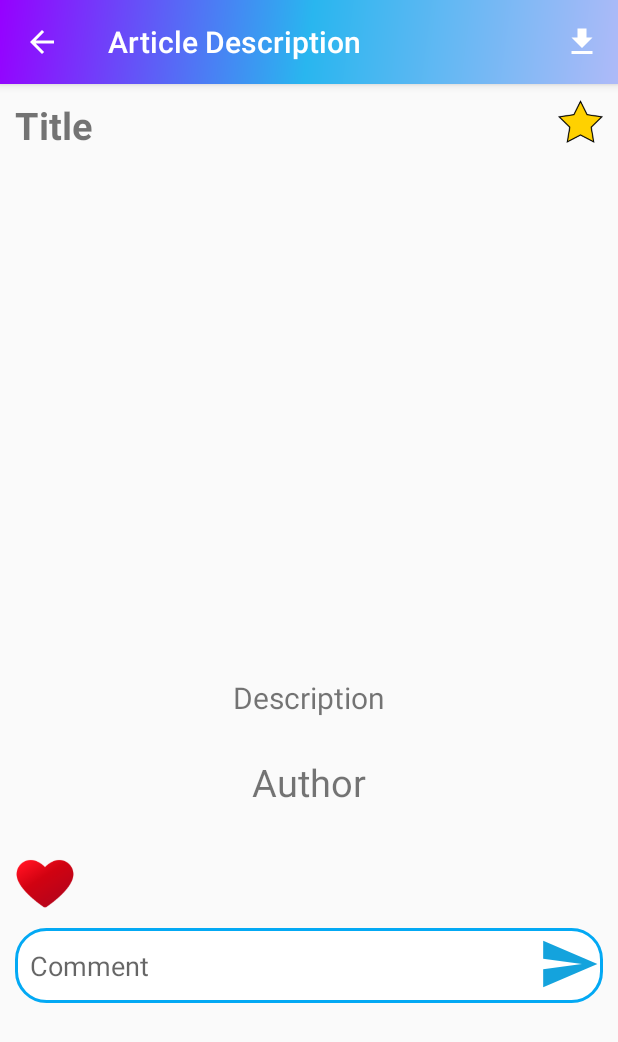
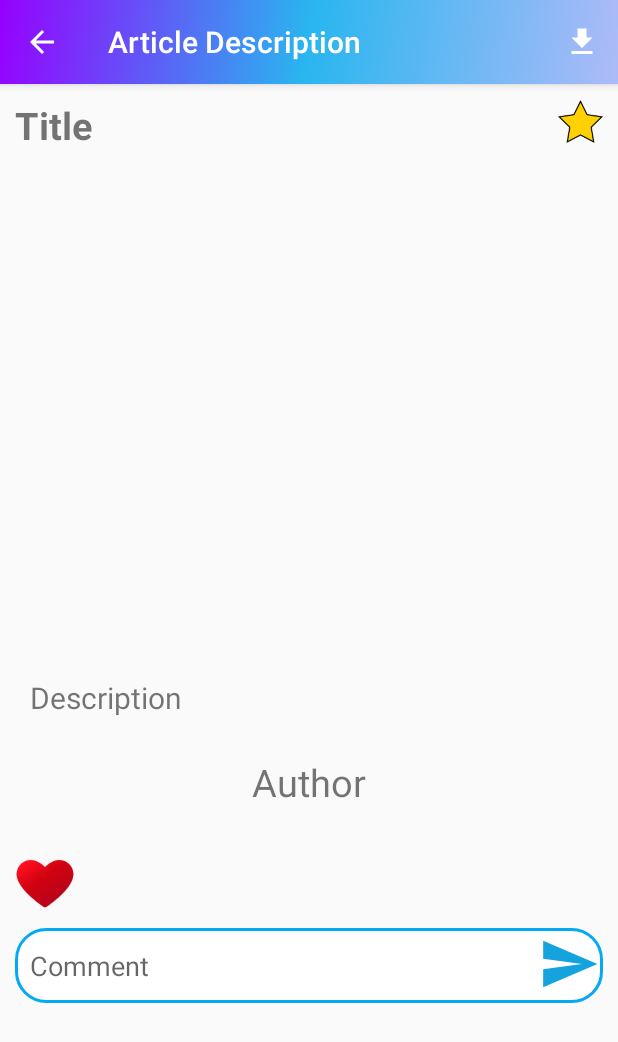
Before and after one commit to alokpandeygzp/NITC-eMagazine, an Android app: the ArticlesActivity screen opened directly, with no data from a screen before it, after a tap on an icon or button, on a phone screen of 412 x 824 dp. Shown: the top 1042 px of the screen. Run offline under Robolectric (Android 15) with nearby library versions, the light colour scheme and no system bars; our stand-ins replace Firebase (no records; nobody signed in at launch, a user with empty details on screens opened directly), Picasso; libraries missing offline, so code that uses them is left out: com.itextpdf.io, com.itextpdf.kernel, com.itextpdf.layout; 1 statement that could not run was skipped; 2 other taps on this screen came first.

Commit message:
Small fix

```diff
--- a/app/src/main/res/layout/activity_articles.xml
+++ b/app/src/main/res/layout/activity_articles.xml
@@ -27,6 +27,7 @@
             android:layout_width="wrap_content"
             android:layout_height="wrap_content"
             android:id="@+id/title"
+            android:paddingRight="45dp"
             android:layout_centerHorizontal="true"
             android:textSize="25sp"
             android:textStyle="bold"
@@ -56,7 +57,7 @@
         android:layout_below="@+id/title"
         android:layout_gravity="center"
         android:textSize="20sp"
-        android:gravity="center"
+        android:paddingLeft="10dp"
         android:layout_marginTop="25dp"
         android:layout_width="match_parent"
         android:layout_height="wrap_content"
--- a/app/src/main/res/layout/row_articles.xml
+++ b/app/src/main/res/layout/row_articles.xml
@@ -83,6 +83,7 @@
                     <TextView
                         android:id="@+id/status"
                         android:layout_width="185dp"
+                        android:paddingRight="45dp"
                         android:layout_height="wrap_content"
                         android:layout_weight="1"
                         android:text="TextView"
```
Also changed, not shown: app/src/main/java/com/example/nitcemag/AdapterMyArticles.java (+4 -4 lines).
